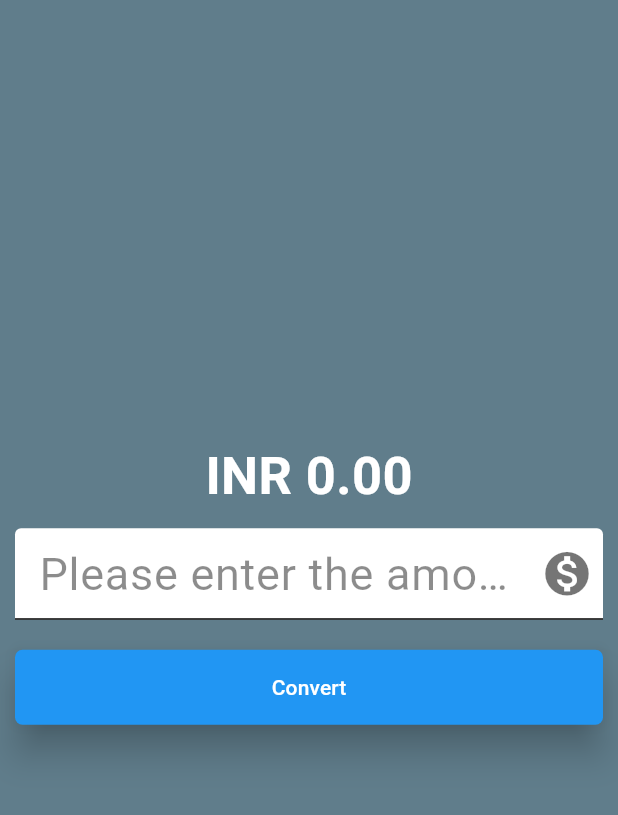
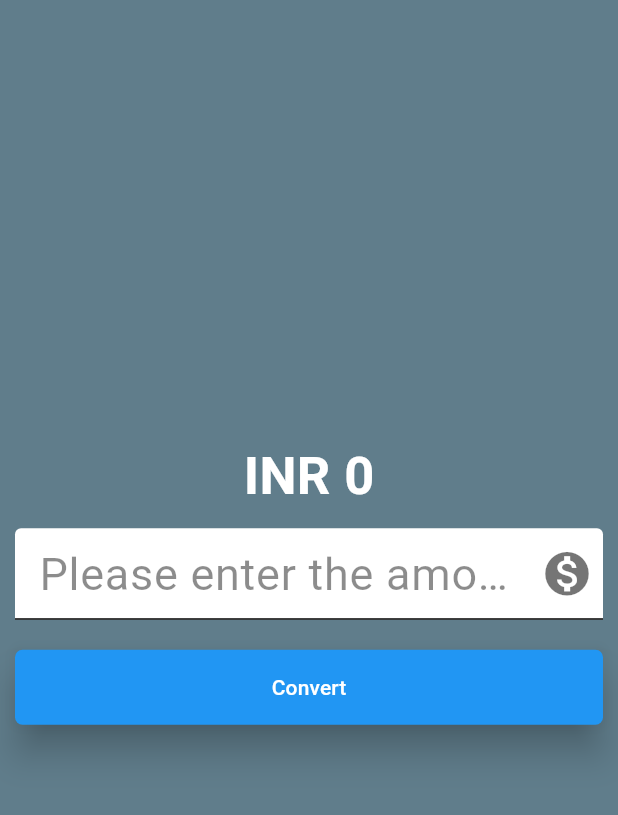
Before and after one commit to suhailkassar11/flutter_learn, a Flutter app: the screen it shows after launch, after a tap on "Convert", on a phone screen of 412 x 824 dp, the part 71-886 px from its top. Run offline on Flutter 3.47's test engine with Material 3 defaults, Android fonts, the phone set to English and light mode, and no system bars.

Commit message:
complete app

```diff
--- a/lib/pages/currency_converter_material_page.dart
+++ b/lib/pages/currency_converter_material_page.dart
@@ -33,7 +33,7 @@ class _CurrencyConverterMaterialPageState extends State<CurrencyConverterMateria
               mainAxisAlignment: MainAxisAlignment.center,
               children: [
                Text(
-                  'INR ${result.toStringAsFixed(2)}',
+                  'INR ${result!=0?result.toStringAsFixed(2):result.toStringAsFixed(0)}',
                   style: const TextStyle(
                       fontSize: 35,
                       fontWeight: FontWeight.bold,
@@ -74,7 +74,7 @@ class _CurrencyConverterMaterialPageState extends State<CurrencyConverterMateria
                   padding: const EdgeInsets.all(10),
                   child: ElevatedButton(
                       onPressed: () {
-                        result=double.parse(textEditingController.text)*80;
+                        result=double.parse(textEditingController.text)*81;
                         setState(() {
                         });
                       },
```
